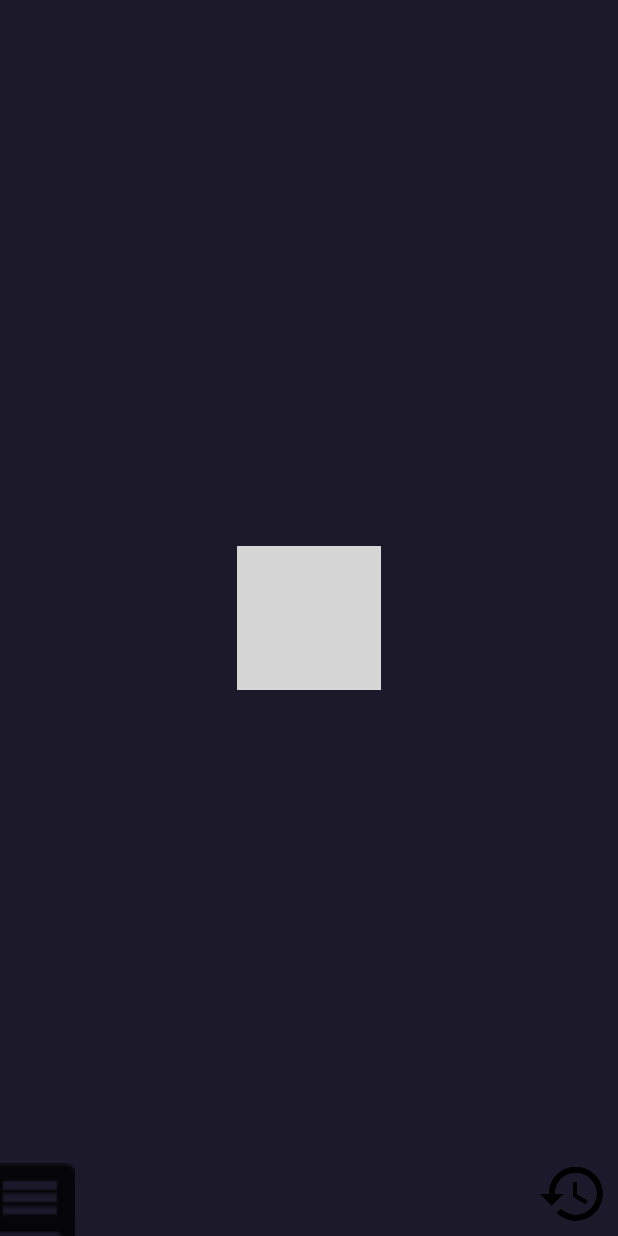
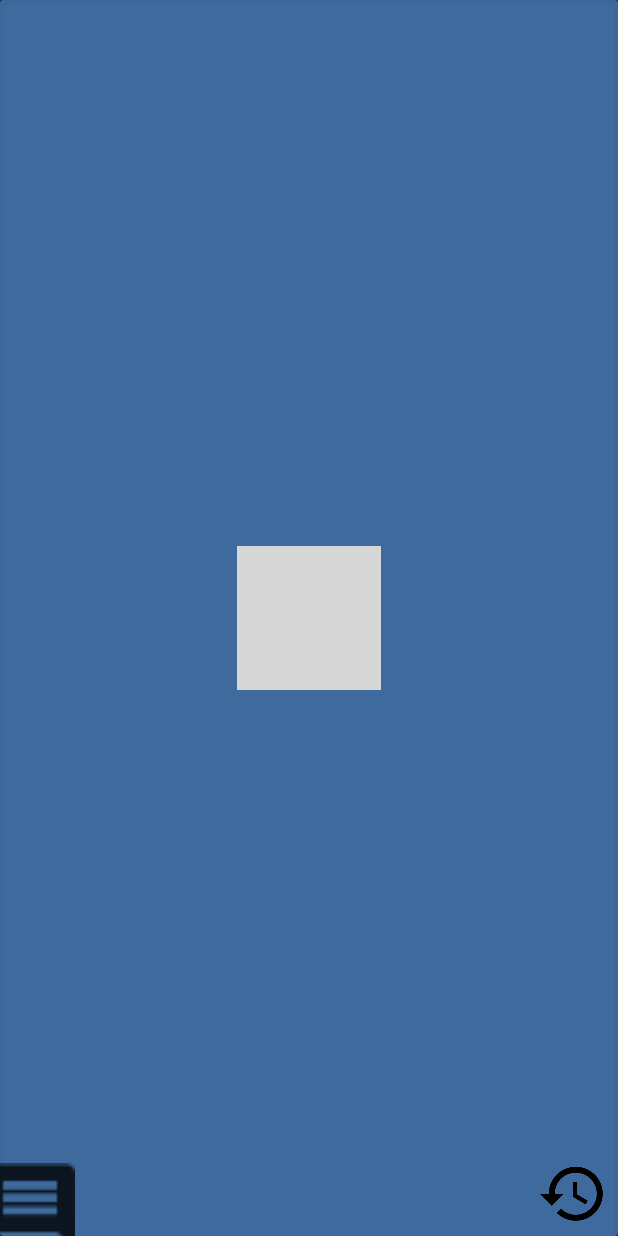
Before and after one commit to Bashalir/MoodTracker, an Android app: the screen it shows after launch (MainActivity), on a phone screen of 412 x 824 dp. Run offline under Robolectric (Android 15) with nearby library versions, the phone set to English and light mode, and no system bars; grey boxes are pictures that could not be loaded.

Commit message:
Fix BackgroundColor

```diff
--- a/app/build.gradle
+++ b/app/build.gradle
@@ -19,6 +19,7 @@ android {
 }
 
 dependencies {
+    compile 'com.android.support:cardview-v7:22.1.1'
     compile 'com.android.support:recyclerview-v7:26.1.0'
     implementation fileTree(dir: 'libs', include: ['*.jar'])
     implementation 'com.android.support:appcompat-v7:26.1.0'
--- a/app/src/main/java/com/oc/bashalir/moodtracker/controller/MoodAdapter.java
+++ b/app/src/main/java/com/oc/bashalir/moodtracker/controller/MoodAdapter.java
@@ -1,9 +1,7 @@
 package com.oc.bashalir.moodtracker.controller;
 
-import android.content.res.Resources;
-import android.graphics.drawable.ColorDrawable;
-import android.support.v4.content.ContextCompat;
-import android.support.v4.content.res.ResourcesCompat;
+import android.graphics.Color;
+import android.support.v7.widget.CardView;
 import android.support.v7.widget.RecyclerView;
 import android.util.Log;
 import android.util.Pair;
@@ -18,7 +16,7 @@ import com.oc.bashalir.moodtracker.R;
 import java.util.Arrays;
 import java.util.List;
 
-import static android.view.View.SCROLLBAR_POSITION_DEFAULT;
+
 
 
 /**
@@ -28,12 +26,12 @@ import static android.view.View.SCROLLBAR_POSITION_DEFAULT;
 public class MoodAdapter extends RecyclerView.Adapter<MoodAdapter.MoodViewHolder> {
 
 
-    private final List<Pair<Integer,Integer>> listMood = Arrays.asList (
-            Pair.create(R.drawable.smiley_sad, R.color.faded_red),
-            Pair.create(R.drawable.smiley_disappointed,  R.color.warm_grey),
-            Pair.create(R.drawable.smiley_normal, R.color.light_sage),
-            Pair.create(R.drawable.smiley_happy,  R.color.cornflower_blue_65),
-            Pair.create(R.drawable.smiley_super_happy, R.color.banana_yellow)
+    private final List<Pair<Integer,String>> listMood = Arrays.asList (
+            Pair.create(R.drawable.smiley_sad, "#FFDE3C50"),
+            Pair.create(R.drawable.smiley_disappointed,  "#ff9b9b9b"),
+            Pair.create(R.drawable.smiley_normal, "#a5468ad9"),
+            Pair.create(R.drawable.smiley_happy,  "#ffb8e986"),
+            Pair.create(R.drawable.smiley_super_happy, "#fff9ec4f")
             );
 
 
@@ -53,29 +51,29 @@ public class MoodAdapter extends RecyclerView.Adapter<MoodAdapter.MoodViewHolder
     @Override
     public void onBindViewHolder(MoodViewHolder holder, int position) {
 
-        Pair<Integer,Integer> pair = listMood.get(position);
+        Pair<Integer,String> pair = listMood.get(position);
         holder.display(pair);
     }
 
     public class MoodViewHolder extends RecyclerView.ViewHolder{
 
-        private final RelativeLayout backMood;
+        private final CardView backMood;
         private final ImageView imgMood;
 
      public MoodViewHolder(final View itemView) {
           super (itemView);
           imgMood=(itemView.findViewById(R.id.list_cell_image_mood_img));
-          backMood = (itemView.findViewById(R.id.list_cell_back_mood_rl));
+          backMood = (itemView.findViewById(R.id.list_cell_back_mood_cv));
      }
 
-     public void display (Pair<Integer, Integer> pair) {
+     public void display (Pair<Integer, String> pair) {
 
-       ColorDrawable cd=new ColorDrawable(pair.second);
 
        Log.d("Debug","Color :"+pair.second);
 
         imgMood.setImageResource(pair.first);
-        backMood.setBackgroundColor(pair.second);
+      //  backMood.setCardBackgroundColor(Color.parseColor("#ffde3c50"));
+         backMood.setCardBackgroundColor(Color.parseColor(pair.second));
 
      }
     };
--- a/app/src/main/res/layout/list_cell.xml
+++ b/app/src/main/res/layout/list_cell.xml
@@ -1,15 +1,18 @@
 <?xml version="1.0" encoding="utf-8"?>
-<LinearLayout xmlns:android="http://schemas.android.com/apk/res/android"
+<android.support.v7.widget.CardView
+    xmlns:android="http://schemas.android.com/apk/res/android"
+    xmlns:tools="http://schemas.android.com/tools"
+    xmlns:app="http://schemas.android.com/apk/res-auto"
+    android:id="@+id/list_cell_back_mood_cv"
     android:layout_width="match_parent"
     android:layout_height="match_parent"
-    android:orientation="vertical">
+    android:orientation="vertical"
+    app:cardBackgroundColor="@color/colorPrimary"
+    >
 
-    <RelativeLayout
-        android:layout_width="match_parent"
-        android:layout_height="match_parent"
-        android:background="@color/colorPrimary"
-        android:id="@+id/list_cell_back_mood_rl">
-
+<RelativeLayout
+    android:layout_width="match_parent"
+    android:layout_height="match_parent">
         <ImageView
             android:id="@+id/list_cell_image_mood_img"
             android:layout_width="wrap_content"
@@ -17,7 +20,6 @@
             android:layout_centerInParent="true"
             android:gravity="center_vertical"
             android:src="@drawable/smiley_super_happy" />
+</RelativeLayout>
 
-    </RelativeLayout>
-
-</LinearLayout>
+</android.support.v7.widget.CardView>
--- a/app/src/main/res/values/colors.xml
+++ b/app/src/main/res/values/colors.xml
@@ -5,7 +5,7 @@
     <color name="colorAccent">#ff00796b</color>
 
     <!-- Background colors used for the different moods -->
-    <color name="faded_red">#ffde3c50</color>
+    <color name="faded_red">#FFDE3C50</color>
     <color name="warm_grey">#ff9b9b9b</color>
     <color name="cornflower_blue_65">#a5468ad9</color>
     <color name="light_sage">#ffb8e986</color>
```
